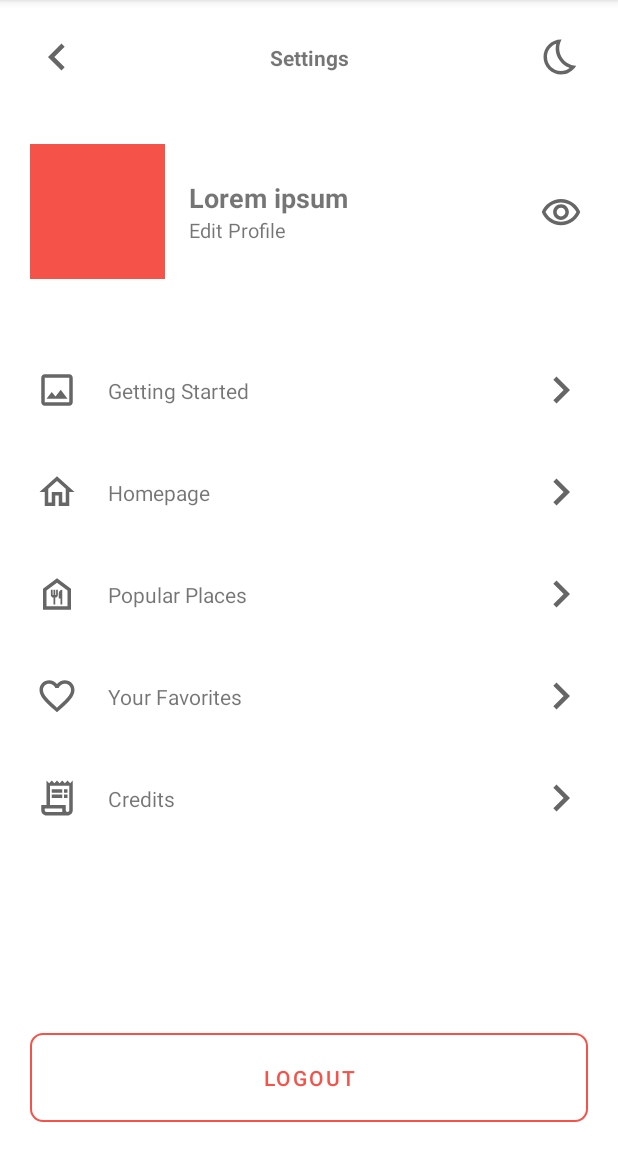
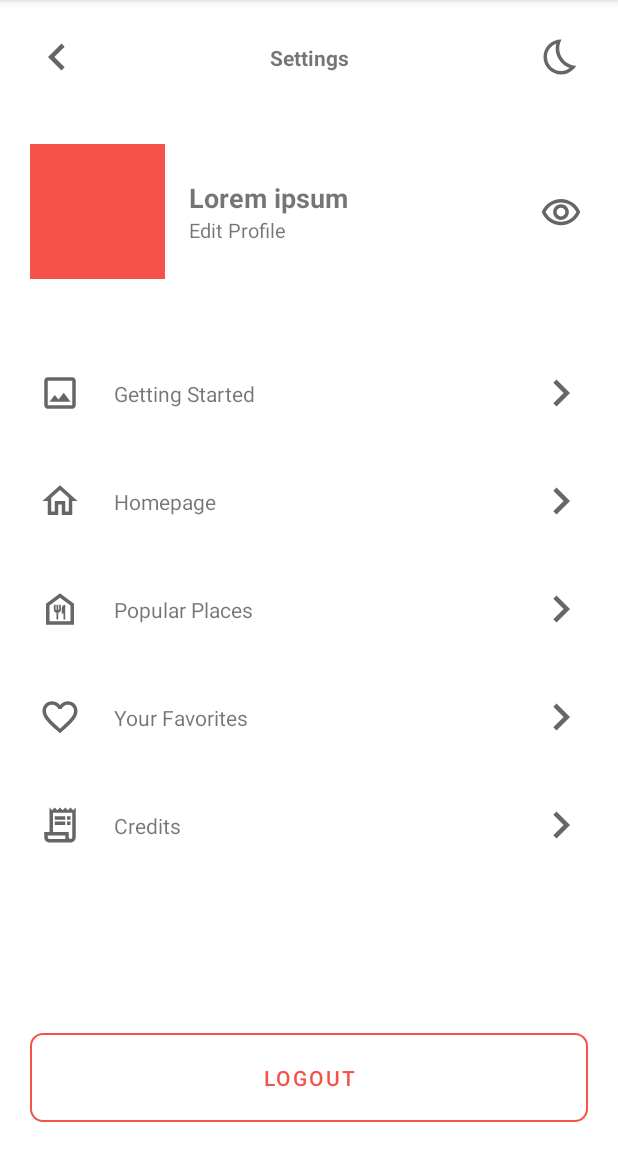
Before and after one commit to nehemiacecio/ZonaEgg, an Android app: the SettingsActivity screen opened directly, with no data from a screen before it, on a phone screen of 412 x 824 dp, the part 84-1236 px from its top. Run offline under Robolectric (Android 15) with nearby library versions, the phone set to English and light mode, and no system bars; our stand-ins replace CircleImageView.

Commit message:
Finishing touch on settings activity layout

```diff
--- a/app/src/main/res/layout/activity_settings.xml
+++ b/app/src/main/res/layout/activity_settings.xml
@@ -124,7 +124,7 @@
             android:layout_height="wrap_content"
             android:background="@null"
             android:contentDescription="@string/getting_started"
-            android:padding="4dp"
+            android:padding="6dp"
             android:src="@drawable/ic_image"
             app:layout_constraintBottom_toBottomOf="parent"
             app:layout_constraintStart_toStartOf="parent"
@@ -167,7 +167,7 @@
             android:layout_height="wrap_content"
             android:background="@null"
             android:contentDescription="@string/homepage"
-            android:padding="4dp"
+            android:padding="6dp"
             android:src="@drawable/ic_home"
             app:layout_constraintBottom_toBottomOf="parent"
             app:layout_constraintStart_toStartOf="parent"
@@ -210,7 +210,7 @@
             android:layout_height="wrap_content"
             android:background="@null"
             android:contentDescription="@string/popular_places"
-            android:padding="4dp"
+            android:padding="6dp"
             android:src="@drawable/ic_restaurant"
             app:layout_constraintBottom_toBottomOf="parent"
             app:layout_constraintStart_toStartOf="parent"
@@ -253,7 +253,7 @@
             android:layout_height="wrap_content"
             android:background="@null"
             android:contentDescription="@string/your_favorites"
-            android:padding="4dp"
+            android:padding="6dp"
             android:src="@drawable/ic_favorite"
             app:layout_constraintBottom_toBottomOf="parent"
             app:layout_constraintStart_toStartOf="parent"
@@ -296,7 +296,7 @@
             android:layout_height="wrap_content"
             android:background="@null"
             android:contentDescription="@string/credits"
-            android:padding="4dp"
+            android:padding="6dp"
             android:src="@drawable/ic_credits"
             app:layout_constraintBottom_toBottomOf="parent"
             app:layout_constraintStart_toStartOf="parent"
```
